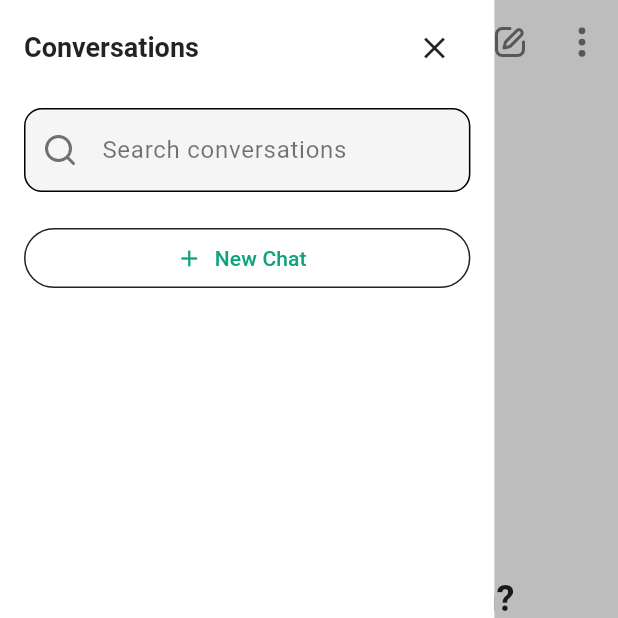
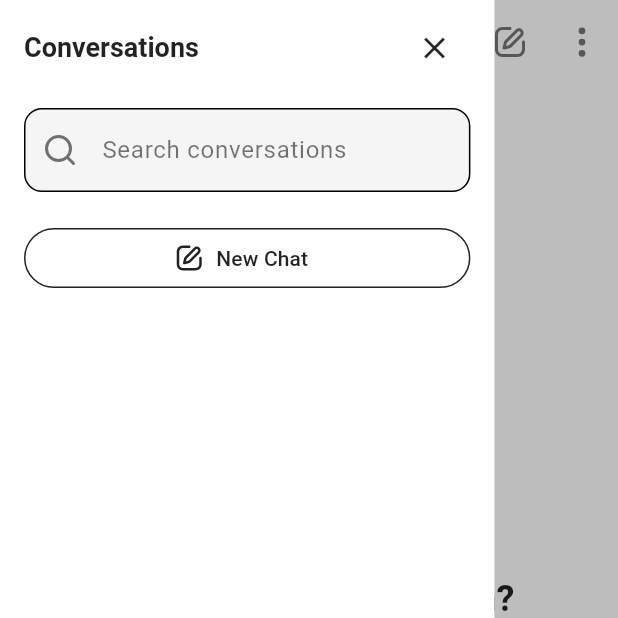
Before and after one commit to harshrajput1506/chatgpt_clone, a Flutter app: the screen it shows after launch, with the side drawer open, on a phone screen of 412 x 824 dp, the top half of it. Run offline on Flutter 3.47's test engine with Material 3 defaults, Android fonts, the phone set to English and light mode, and no system bars; our stand-ins replace dartz, dio, equatable, flutter_bloc, flutter_svg, get_it and 5 more; missing offline and left inert: cloudinary_public, gpt_markdown; network calls fail.

Commit message:
feat: Update ChatDrawer UI with SVG icons and improved text styles for better visual consistency

```diff
--- a/lib/features/chat/presentation/widgets/chat_drawer.dart
+++ b/lib/features/chat/presentation/widgets/chat_drawer.dart
@@ -123,10 +123,18 @@ class ChatDrawer extends StatelessWidget {
         width: double.infinity,
         child: OutlinedButton.icon(
           onPressed: onNewChat,
-          icon: Icon(Icons.add, color: theme.colorScheme.primary),
+          icon: SvgPicture.asset(
+            'assets/icons/edit.svg',
+            width: 20,
+            height: 20,
+            colorFilter: ColorFilter.mode(
+              theme.colorScheme.onSurface,
+              BlendMode.srcIn,
+            ),
+          ),
           label: Text(
             'New Chat',
-            style: TextStyle(color: theme.colorScheme.primary),
+            style: TextStyle(color: theme.colorScheme.onSurface),
           ),
         ),
       ),
@@ -326,7 +334,7 @@ class _ChatTile extends StatelessWidget {
                                 ),
                               ),
                               const SizedBox(width: 8),
-                              const Text('Rename'),
+                              Text('Rename', style: theme.textTheme.bodyMedium),
                             ],
                           ),
                         ),
@@ -336,8 +344,8 @@ class _ChatTile extends StatelessWidget {
                             children: [
                               SvgPicture.asset(
                                 'assets/icons/delete.svg',
-                                width: 16,
-                                height: 16,
+                                width: 20,
+                                height: 20,
                                 colorFilter: ColorFilter.mode(
                                   theme.colorScheme.error,
                                   BlendMode.srcIn,
@@ -346,7 +354,7 @@ class _ChatTile extends StatelessWidget {
                               const SizedBox(width: 8),
                               Text(
                                 'Delete',
-                                style: TextStyle(
+                                style: theme.textTheme.bodyMedium?.copyWith(
                                   color: theme.colorScheme.error,
                                 ),
                               ),
```
